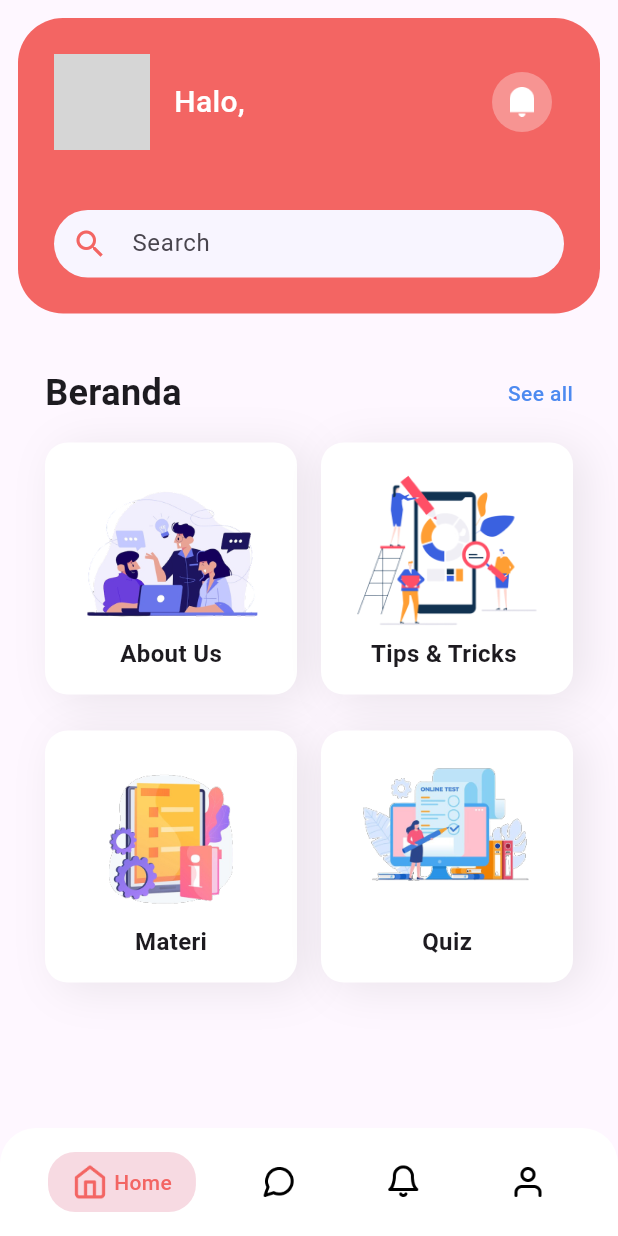
After one commit to yntachmad/flutter_fic10, a Flutter app: the DashboardPage screen opened directly, on a phone screen of 412 x 824 dp. The commit adds this screen. Run offline on Flutter 3.47's test engine with Material 3 defaults, Android fonts, the light colour scheme and no system bars; network calls fail; grey boxes are pictures that could not be loaded.

Commit message:
add dashboard page

```diff
--- a/lib/presentation/auth/pages/login_page.dart
+++ b/lib/presentation/auth/pages/login_page.dart
@@ -1,7 +1,11 @@
 import 'package:flutter/material.dart';
+import 'package:flutter_fic10/core/extensions/build_context_ext.dart';
+import 'package:flutter_fic10/presentation/home/pages/dashboard_page.dart';
 
+import '../../../core/components/buttons.dart';
 import '../../../core/components/custom_text_field.dart';
 import '../../../core/constants/colors.dart';
+import 'register_page.dart';
 
 class LoginPage extends StatefulWidget {
   const LoginPage({super.key});
@@ -46,6 +50,13 @@ class _LoginPageState extends State<LoginPage> {
             ),
           ),
           const SizedBox(height: 42.0),
+          Button.filled(
+            onPressed: () {
+              context.pushReplacement(const DashboardPage());
+            },
+            label: 'LOG IN',
+          ),
+
           // BlocConsumer<LoginBloc, LoginState>(
           //   listener: (context, state) {
           //     state.maybeWhen(
@@ -97,7 +108,7 @@ class _LoginPageState extends State<LoginPage> {
           const SizedBox(height: 24.0),
           GestureDetector(
             onTap: () {
-              // context.pushReplacement(const RegisterPage());
+              context.pushReplacement(const RegisterPage());
             },
             child: const Text.rich(
               TextSpan(
--- /dev/null
+++ b/lib/presentation/auth/pages/register_page.dart
@@ -0,0 +1,118 @@
+import 'package:flutter/material.dart';
+import 'package:flutter_fic10/core/extensions/build_context_ext.dart';
+
+import '../../../core/components/custom_text_field.dart';
+import '../../../core/constants/colors.dart';
+import 'login_page.dart';
+
+class RegisterPage extends StatefulWidget {
+  const RegisterPage({super.key});
+
+  @override
+  State<RegisterPage> createState() => _RegisterPageState();
+}
+
+class _RegisterPageState extends State<RegisterPage> {
+  final emailController = TextEditingController();
+  final usernameController = TextEditingController();
+  final passwordController = TextEditingController();
+  final confirmPasswordController = TextEditingController();
+
+  @override
+  Widget build(BuildContext context) {
+    return Scaffold(
+      backgroundColor: AppColors.white,
+      appBar: AppBar(
+        centerTitle: true,
+        title: const Text('Register'),
+      ),
+      body: ListView(
+        padding: const EdgeInsets.all(24.0),
+        children: [
+          CustomTextField(
+            controller: emailController,
+            label: 'Email Address',
+          ),
+          const SizedBox(height: 16.0),
+          CustomTextField(
+            controller: usernameController,
+            label: 'Username',
+          ),
+          const SizedBox(height: 16.0),
+          CustomTextField(
+            controller: passwordController,
+            label: 'Password',
+            obscureText: true,
+          ),
+          const SizedBox(height: 16.0),
+          CustomTextField(
+            controller: confirmPasswordController,
+            label: 'Confirm Password',
+            obscureText: true,
+          ),
+          const SizedBox(height: 24.0),
+          // BlocConsumer<RegisterBloc, RegisterState>(
+          //   listener: (context, state) {
+          //     state.maybeWhen(
+          //       orElse: () {},
+          //       success: (state) {
+          //         AuthLocalDatasource().saveAuthData(state);
+          //         ScaffoldMessenger.of(context).showSnackBar(
+          //           const SnackBar(
+          //             content: Text('REGISTER SUCCESS'),
+          //             backgroundColor: Colors.green,
+          //           ),
+          //         );
+          //         context.pushReplacement(const DashboardPage());
+          //       },
+          //     );
+          //   },
+          //   builder: (context, state) {
+          //     return state.maybeWhen(
+          //       orElse: () {
+          //         return Button.filled(
+          //           onPressed: () {
+          //             final dataRequest = RegisterRequestModel(
+          //               name: usernameController.text,
+          //               email: emailController.text,
+          //               password: passwordController.text,
+          //             );
+
+          //             context
+          //                 .read<RegisterBloc>()
+          //                 .add(RegisterEvent.register(dataRequest));
+          //           },
+          //           label: 'REGISTER',
+          //         );
+          //       },
+          //       loading: () {
+          //         return const Center(
+          //           child: CircularProgressIndicator(),
+          //         );
+          //       },
+          //     );
+          //   },
+          // ),
+          const SizedBox(height: 24.0),
+          GestureDetector(
+            onTap: () {
+              context.pushReplacement(const LoginPage());
+            },
+            child: const Text.rich(
+              TextSpan(
+                text: 'Already have an account?? ',
+                children: [
+                  TextSpan(
+                    text: 'Sign in',
+                    style: TextStyle(color: AppColors.primary),
+                  ),
+                ],
+              ),
+              textAlign: TextAlign.center,
+            ),
+          ),
+        ],
+      ),
+    );
+  }
+}
--- /dev/null
+++ b/lib/presentation/home/pages/dashboard_page.dart
@@ -0,0 +1,74 @@
+import 'package:flutter/material.dart';
+
+import '../../../core/assets/assets.gen.dart';
+import '../../../core/constants/colors.dart';
+import '../widgets/nav_menu.dart';
+import 'home_page.dart';
+
+class DashboardPage extends StatefulWidget {
+  const DashboardPage({super.key});
+
+  @override
+  State<DashboardPage> createState() => _DashboardPageState();
+}
+
+class _DashboardPageState extends State<DashboardPage> {
+  int _selectedIndex = 0;
+
+  final List<Widget> _pages = [
+    const HomePage(),
+    const Center(child: Text('Materi')),
+    const Center(
+      child: Text('Notif'),
+    ),
+    // const LogoutWidget(),
+  ];
+
+  void _onItemTapped(int index) {
+    _selectedIndex = index;
+    setState(() {});
+  }
+
+  @override
+  Widget build(BuildContext context) {
+    return Scaffold(
+      body: _pages[_selectedIndex],
+      bottomNavigationBar: Container(
+        padding: const EdgeInsets.symmetric(horizontal: 32.0, vertical: 16.0),
+        decoration: const BoxDecoration(
+          borderRadius: BorderRadius.vertical(top: Radius.circular(24.0)),
+          color: AppColors.white,
+        ),
+        child: Row(
+          mainAxisAlignment: MainAxisAlignment.spaceBetween,
+          children: [
+            NavMenu(
+              iconPath: Assets.icons.home.path,
+              label: 'Home',
+              isActive: _selectedIndex == 0,
+              onPressed: () => _onItemTapped(0),
+            ),
+            NavMenu(
+              iconPath: Assets.icons.message.path,
+              label: 'Materi',
+              isActive: _selectedIndex == 1,
+              onPressed: () => _onItemTapped(1),
+            ),
+            NavMenu(
+              iconPath: Assets.icons.bell.path,
+              label: 'Notification',
+              isActive: _selectedIndex == 2,
+              onPressed: () => _onItemTapped(2),
+            ),
+            NavMenu(
+              iconPath: Assets.icons.user.path,
+              label: 'Profile',
+              isActive: _selectedIndex == 3,
+              onPressed: () => _onItemTapped(3),
+            ),
+          ],
+        ),
+      ),
+    );
+  }
+}
--- /dev/null
+++ b/lib/presentation/home/pages/home_page.dart
@@ -0,0 +1,72 @@
+import 'package:flutter/material.dart';
+
+import '../../../core/assets/assets.gen.dart';
+import '../widgets/header_home.dart';
+import '../widgets/menu_home.dart';
+import '../widgets/title_section.dart';
+
+class HomePage extends StatefulWidget {
+  const HomePage({super.key});
+
+  @override
+  State<HomePage> createState() => _HomePageState();
+}
+
+class _HomePageState extends State<HomePage> {
+  @override
+  Widget build(BuildContext context) {
+    return Scaffold(
+      body: ListView(
+        children: [
+          const HeaderHome(),
+          const SizedBox(height: 24.0),
+          TitleSection(
+            title: 'Beranda',
+            onSeeAllTap: () {},
+          ),
+          const SizedBox(height: 16.0),
+          GridView(
+            padding: const EdgeInsets.symmetric(horizontal: 30.0),
+            shrinkWrap: true,
+            physics: const NeverScrollableScrollPhysics(),
+            gridDelegate: const SliverGridDelegateWithFixedCrossAxisCount(
+              crossAxisCount: 2,
+              crossAxisSpacing: 16.0,
+              mainAxisSpacing: 24.0,
+            ),
+            children: [
+              MenuHome(
+                imagePath: Assets.images.menu.aboutUs.path,
+                label: 'About Us',
+                onPressed: () {
+                  // context.push(const AboutUsPage());
+                },
+              ),
+              MenuHome(
+                imagePath: Assets.images.menu.tips.path,
+                label: 'Tips & Tricks ',
+                onPressed: () {
+                  // context.push(const TipsAndTricksPage());
+                },
+              ),
+              MenuHome(
+                imagePath: Assets.images.menu.materi.path,
+                label: 'Materi',
+                onPressed: () {
+                  // context.push(const MateriPage());
+                },
+              ),
+              MenuHome(
+                imagePath: Assets.images.menu.quiz.path,
+                label: 'Quiz',
+                onPressed: () {
+                  // context.push(const QuizListPage());
+                },
+              ),
+            ],
+          ),
+        ],
+      ),
+    );
+  }
+}
--- /dev/null
+++ b/lib/presentation/home/widgets/header_home.dart
@@ -0,0 +1,102 @@
+import 'package:flutter/material.dart';
+import 'package:flutter_fic10/core/extensions/build_context_ext.dart';
+// import 'package:flutter_fic10/data/models/responses/auth_response_model.dart';
+
+import '../../../core/assets/assets.gen.dart';
+import '../../../core/components/search_input.dart';
+import '../../../core/constants/colors.dart';
+// import '../../../data/datasources/auth_local_datasource.dart';
+
+class HeaderHome extends StatefulWidget {
+  const HeaderHome({super.key});
+
+  @override
+  State<HeaderHome> createState() => _HeaderHomeState();
+}
+
+class _HeaderHomeState extends State<HeaderHome> {
+  @override
+  Widget build(BuildContext context) {
+    final searchController = TextEditingController();
+
+    return Container(
+      margin: const EdgeInsets.all(12.0),
+      padding: const EdgeInsets.all(24.0),
+      decoration: const BoxDecoration(
+        color: AppColors.primary,
+        borderRadius: BorderRadius.all(Radius.circular(30.0)),
+      ),
+      child: Column(
+        children: [
+          Row(
+            children: [
+              ClipRRect(
+                borderRadius: const BorderRadius.all(Radius.circular(50.0)),
+                child: Image.network(
+                  'https://i.pravatar.cc/200',
+                  width: 64.0,
+                  height: 64.0,
+                  fit: BoxFit.cover,
+                ),
+              ),
+              const SizedBox(width: 16.0),
+              SizedBox(
+                width: context.deviceWidth - 208.0,
+                child: const Column(
+                  crossAxisAlignment: CrossAxisAlignment.start,
+                  children: [
+                    Text(
+                      'Halo,',
+                      style: TextStyle(
+                        color: Colors.white,
+                        fontSize: 20,
+                        fontWeight: FontWeight.w500,
+                      ),
+                    ),
+                    // FutureBuilder<AuthResponseModel>(
+                    //   future: AuthLocalDatasource().getAuthData(),
+                    //   builder: (context, snapshot) {
+                    //     if (snapshot.hasData) {
+                    //       return Text(
+                    //         snapshot.data!.user.name,
+                    //         style: const TextStyle(
+                    //           color: Colors.white,
+                    //           fontSize: 20,
+                    //           fontWeight: FontWeight.w500,
+                    //         ),
+                    //         overflow: TextOverflow.ellipsis,
+                    //       );
+                    //     } else {
+                    //       return const SizedBox();
+                    //     }
+                    //   },
+                    // ),
+                  ],
+                ),
+              ),
+              const Spacer(),
+              IconButton(
+                onPressed: () {},
+                icon: Container(
+                  width: 40.0,
+                  height: 40.0,
+                  padding: const EdgeInsets.all(10.0),
+                  decoration: BoxDecoration(
+                    color: AppColors.white.withOpacity(0.3),
+                    borderRadius: const BorderRadius.all(Radius.circular(50.0)),
+                  ),
+                  child: Assets.icons.notification.image(),
+                ),
+              ),
+            ],
+          ),
+          const SizedBox(height: 40.0),
+          SearchInput(
+            controller: searchController,
+            onChanged: (value) {},
+          ),
+        ],
+      ),
+    );
+  }
+}
--- /dev/null
+++ b/lib/presentation/home/widgets/menu_home.dart
@@ -0,0 +1,51 @@
+import 'package:flutter/material.dart';
+
+class MenuHome extends StatelessWidget {
+  final String imagePath;
+  final String label;
+  final VoidCallback onPressed;
+
+  const MenuHome({
+    super.key,
+    required this.imagePath,
+    required this.label,
+    required this.onPressed,
+  });
+
+  @override
+  Widget build(BuildContext context) {
+    return GestureDetector(
+      onTap: onPressed,
+      child: Container(
+        padding: const EdgeInsets.all(16.0),
+        decoration: const ShapeDecoration(
+          color: Colors.white,
+          shape: RoundedRectangleBorder(
+            borderRadius: BorderRadius.all(Radius.circular(15)),
+          ),
+          shadows: [
+            BoxShadow(
+              color: Color(0x14000000),
+              blurRadius: 25,
+              offset: Offset(8, 4),
+              spreadRadius: 0,
+            )
+          ],
+        ),
+        child: Column(
+          mainAxisAlignment: MainAxisAlignment.spaceBetween,
+          children: [
+            Flexible(child: Image.asset(imagePath)),
+            Text(
+              label,
+              style: const TextStyle(
+                fontSize: 16,
+                fontWeight: FontWeight.w700,
+              ),
+            ),
+          ],
+        ),
+      ),
+    );
+  }
+}
--- /dev/null
+++ b/lib/presentation/home/widgets/nav_menu.dart
@@ -0,0 +1,51 @@
+
+import 'package:flutter/material.dart';
+
+import '../../../core/constants/colors.dart';
+
+class NavMenu extends StatelessWidget {
+  final String iconPath;
+  final String label;
+  final bool isActive;
+  final VoidCallback onPressed;
+
+  const NavMenu({
+    super.key,
+    required this.iconPath,
+    required this.label,
+    required this.isActive,
+    required this.onPressed,
+  });
+
+  @override
+  Widget build(BuildContext context) {
+    return InkWell(
+      borderRadius: const BorderRadius.all(Radius.circular(18.0)),
+      onTap: onPressed,
+      child: Container(
+        padding: const EdgeInsets.symmetric(horizontal: 16.0, vertical: 8.0),
+        decoration: BoxDecoration(
+          color: isActive ? AppColors.lightRed : null,
+          borderRadius: const BorderRadius.all(Radius.circular(18.0)),
+        ),
+        child: Row(
+          children: [
+            ImageIcon(
+              AssetImage(iconPath),
+              color: isActive ? AppColors.primary : AppColors.black,
+            ),
+            if (isActive) const SizedBox(width: 4.0),
+            if (isActive)
+              Text(
+                label,
+                style: const TextStyle(
+                  color: AppColors.primary,
+                  fontWeight: FontWeight.w500,
+                ),
+              ),
+          ],
+        ),
+      ),
+    );
+  }
+}
--- /dev/null
+++ b/lib/presentation/home/widgets/title_section.dart
@@ -0,0 +1,45 @@
+
+import 'package:flutter/material.dart';
+
+import '../../../core/constants/colors.dart';
+
+class TitleSection extends StatelessWidget {
+  final String title;
+  final VoidCallback onSeeAllTap;
+
+  const TitleSection({
+    super.key,
+    required this.title,
+    required this.onSeeAllTap,
+  });
+
+  @override
+  Widget build(BuildContext context) {
+    return Padding(
+      padding: const EdgeInsets.symmetric(horizontal: 30.0),
+      child: Row(
+        mainAxisAlignment: MainAxisAlignment.spaceBetween,
+        children: [
+          Text(
+            title,
+            style: const TextStyle(
+              fontSize: 24,
+              fontWeight: FontWeight.w700,
+            ),
+          ),
+          InkWell(
+            onTap: onSeeAllTap,
+            child: const Text(
+              'See all',
+              style: TextStyle(
+                color: AppColors.blue,
+                fontSize: 14,
+                fontWeight: FontWeight.w500,
+              ),
+            ),
+          ),
+        ],
+      ),
+    );
+  }
+}
--- a/pubspec.yaml
+++ b/pubspec.yaml
@@ -28,9 +28,14 @@ environment:
 # the latest version available on pub.dev. To see which dependencies have newer
 # versions available, run `flutter pub outdated`.
 dependencies:
+  bloc: ^8.1.2
   cupertino_icons: ^1.0.2
   flutter:
     sdk: flutter
+  flutter_bloc: ^8.1.3
+  freezed: ^2.4.6
+  freezed_annotation: ^2.4.1
+  http: ^1.1.2
 
 dev_dependencies:
   build_runner: ^2.4.7
```
Also changed, not shown: pubspec.lock.
